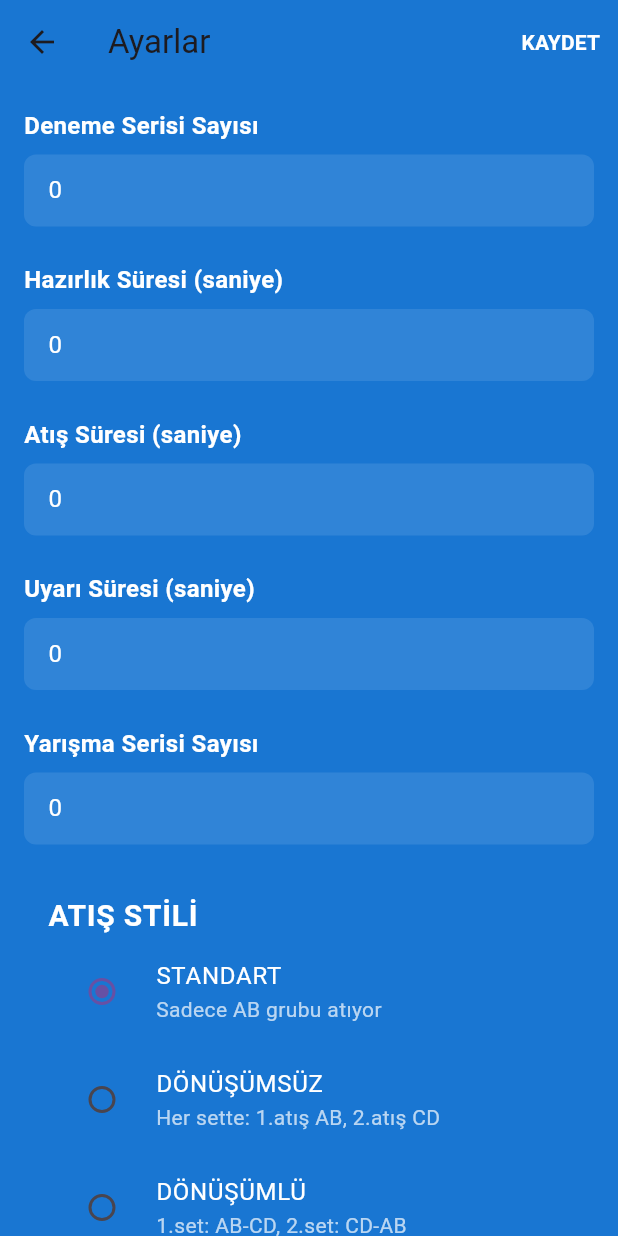
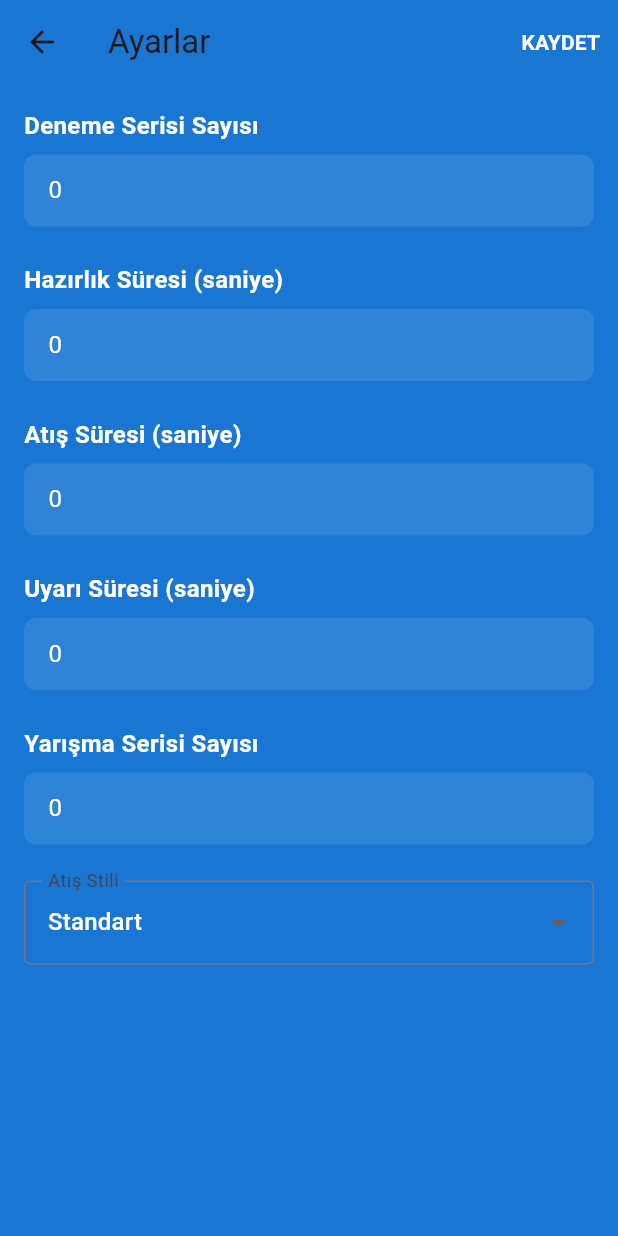
Before and after one commit to hasanali8334/archery_timer, a Flutter app: the SettingsScreen screen opened directly with empty values, on a phone screen of 412 x 824 dp. Run offline on Flutter 3.47's test engine with Material 3 defaults, Android fonts, the phone set to English and light mode, and no system bars; our stand-ins replace audioplayers, shared_preferences; accounts and stored records are empty.

Commit message:
Debug logları eklendi: - ShootingScreen'de atış grubu değişimlerini gösteriyor - SettingsScreen'de ayar değişikliklerini gösteriyor - Atış stili seçimi DropdownButton olarak güncellendi

```diff
--- a/lib/screens/settings_screen.dart
+++ b/lib/screens/settings_screen.dart
@@ -136,16 +136,19 @@ class _SettingsScreenState extends State<SettingsScreen> {
               final prepTime = int.tryParse(_preparationTimeController.text);
               if (prepTime != null && prepTime >= 10 && prepTime <= 60) {
                 widget.onPreparationTimeChanged(prepTime);
+                print('DEBUG - Hazırlık süresi güncellendi: $prepTime');
               }
 
               final shootTime = int.tryParse(_shootingTimeController.text);
               if (shootTime != null && shootTime > 0) {
                 widget.onShootingTimeChanged(shootTime);
+                print('DEBUG - Atış süresi güncellendi: $shootTime');
               }
 
               final warnTime = int.tryParse(_warningTimeController.text);
               if (warnTime != null && warnTime >= 10 && warnTime <= 60) {
                 widget.onWarningTimeChanged(warnTime);
+                print('DEBUG - Uyarı süresi güncellendi: $warnTime');
               }
 
               final practiceRounds = int.tryParse(
@@ -153,15 +156,17 @@ class _SettingsScreenState extends State<SettingsScreen> {
               );
               if (practiceRounds != null && practiceRounds >= 0) {
                 widget.onPracticeRoundsChanged(practiceRounds);
+                print('DEBUG - Deneme atış sayısı güncellendi: $practiceRounds');
               }
 
               final matchRounds = int.tryParse(_matchRoundsController.text);
               if (matchRounds != null && matchRounds >= 1) {
                 widget.onMatchRoundsChanged(matchRounds);
+                print('DEBUG - Yarışma atış sayısı güncellendi: $matchRounds');
               }
 
               widget.onShootingStyleChanged(_shootingStyle);
-
+              print('DEBUG - Atış stili güncellendi: $_shootingStyle');
               // Welcome ekranına git
               Navigator.pushReplacement(
                 context,
@@ -343,76 +348,34 @@ class _SettingsScreenState extends State<SettingsScreen> {
                 ),
               ),
               const SizedBox(height: 24),
-              ListTile(
-                title: const Text(
-                  'ATIŞ STİLİ',
-                  style: TextStyle(
-                    color: Colors.white,
-                    fontSize: 20,
-                    fontWeight: FontWeight.bold,
+              DropdownButtonFormField<ShootingStyle>(
+                value: _shootingStyle,
+                decoration: const InputDecoration(
+                  labelText: 'Atış Stili',
+                  border: OutlineInputBorder(),
                 ),
+                items: const [
+                  DropdownMenuItem(
+                    value: ShootingStyle.standard,
+                    child: Text('Standart'),
                   ),
-                subtitle: Column(
-                  children: [
-                    RadioListTile<ShootingStyle>(
-                      title: const Text(
-                        'STANDART',
-                        style: TextStyle(color: Colors.white),
+                  DropdownMenuItem(
+                    value: ShootingStyle.alternating,
+                    child: Text('Dönüşümlü'),
                   ),
-                      subtitle: const Text(
-                        'Sadece AB grubu atıyor',
-                        style: TextStyle(color: Colors.white70),
+                  DropdownMenuItem(
+                    value: ShootingStyle.rotating,
+                    child: Text('Dönüşümlü (2 Set)'),
                   ),
-                      value: ShootingStyle.standard,
-                      groupValue: _shootingStyle,
-                      onChanged: (ShootingStyle? newValue) {
-                        if (newValue != null) {
+                ],
+                onChanged: (value) {
+                  if (value != null) {
                     setState(() {
-                            _shootingStyle = newValue;
+                      _shootingStyle = value;
+                      print('DEBUG - Shooting Style değişti: $_shootingStyle');
                     });
                   }
                 },
-                    ),
-                    RadioListTile<ShootingStyle>(
-                      title: const Text(
-                        'DÖNÜŞÜMSÜZ',
-                        style: TextStyle(color: Colors.white),
-                      ),
-                      subtitle: const Text(
-                        'Her sette: 1.atış AB, 2.atış CD',
-                        style: TextStyle(color: Colors.white70),
-                      ),
-                      value: ShootingStyle.alternating,
-                      groupValue: _shootingStyle,
-                      onChanged: (ShootingStyle? newValue) {
-                        if (newValue != null) {
-                          setState(() {
-                            _shootingStyle = newValue;
-                          });
-                        }
-                      },
-                    ),
-                    RadioListTile<ShootingStyle>(
-                      title: const Text(
-                        'DÖNÜŞÜMLÜ',
-                        style: TextStyle(color: Colors.white),
-                      ),
-                      subtitle: const Text(
-                        '1.set: AB-CD, 2.set: CD-AB',
-                        style: TextStyle(color: Colors.white70),
-                      ),
-                      value: ShootingStyle.rotating,
-                      groupValue: _shootingStyle,
-                      onChanged: (ShootingStyle? newValue) {
-                        if (newValue != null) {
-                          setState(() {
-                            _shootingStyle = newValue;
-                          });
-                        }
-                      },
-                    ),
-                  ],
-                ),
               ),
             ],
           ),
```
Also changed, not shown: lib/screens/shooting_screen.dart (+66 -60 lines). Lines whose indentation alone changed are shown as unchanged.
